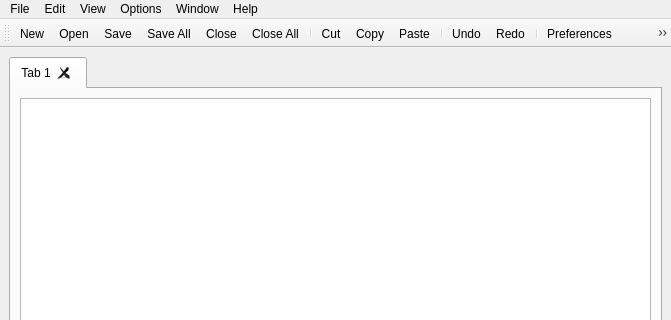
Yovsky/Edito, file editor.ui: the form before one commit; both pictures show x 0 to 671 and y 0 to 320 of the 671 by 622 pixel window.
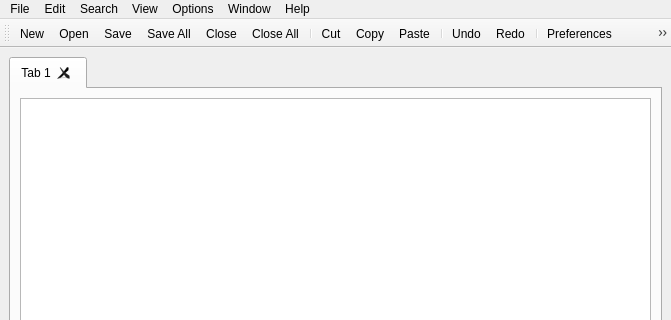
The form after the commit. Icons and pictures are not drawn. Custom widgets are drawn as their Qt base class.

Commit message: Added Goto menu item and window.

The edit to the form file:
```diff
--- a/editor.ui
+++ b/editor.ui
@@ -170,8 +170,15 @@
      <string>Window</string>
     </property>
    </widget>
+   <widget class="QMenu" name="menuSearch">
+    <property name="title">
+     <string>Search</string>
+    </property>
+    <addaction name="actionGo_To"/>
+   </widget>
    <addaction name="menuFile"/>
    <addaction name="menuEdit"/>
+   <addaction name="menuSearch"/>
    <addaction name="menuView"/>
    <addaction name="menuOptions"/>
    <addaction name="menuWindow"/>
```
Left out of the diff: 8 changed lines with no effect on the pictures. The commit also changes 6 other files.
